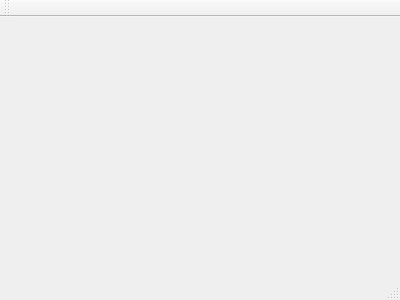
devaunmcfarlane/ACS, file CuACS2/mainwindow.ui: the form before one commit.
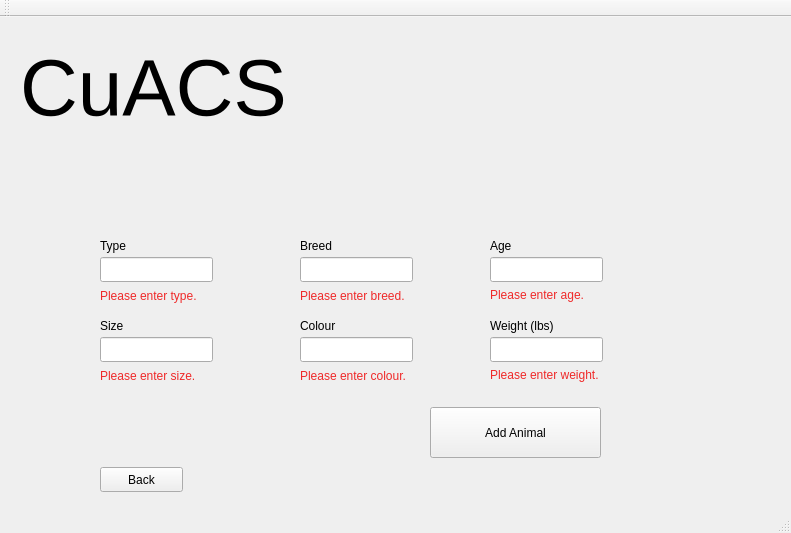
The form after the commit. The open tabs and pages were chosen to show the change.

```diff
--- a/CuACS2/mainwindow.ui
+++ b/CuACS2/mainwindow.ui
@@ -1,24 +1,594 @@
 <ui version="4.0">
  <class>MainWindow</class>
- <widget class="QMainWindow" name="MainWindow" >
-  <property name="geometry" >
+ <widget class="QMainWindow" name="MainWindow">
+  <property name="geometry">
    <rect>
     <x>0</x>
     <y>0</y>
-    <width>400</width>
-    <height>300</height>
+    <width>791</width>
+    <height>533</height>
    </rect>
   </property>
   <property name="windowTitle" >
    <string>MainWindow</string>
   </property>
-  <widget class="QMenuBar" name="menuBar" />
-  <widget class="QToolBar" name="mainToolBar" />
-  <widget class="QWidget" name="centralWidget" />
-  <widget class="QStatusBar" name="statusBar" />
+  <widget class="QWidget" name="centralWidget">
+   <widget class="QLabel" name="label">
+    <property name="geometry">
+     <rect>
+      <x>20</x>
+      <y>10</y>
+      <width>351</width>
+      <height>121</height>
+     </rect>
+    </property>
+    <property name="font">
+     <font>
+      <pointsize>60</pointsize>
+      <weight>50</weight>
+      <bold>false</bold>
+     </font>
+    </property>
+    <property name="text">
+     <string>CuACS</string>
+    </property>
+   </widget>
+   <widget class="QStackedWidget" name="stackedWidget">
+    <property name="geometry">
+     <rect>
+      <x>10</x>
+      <y>150</y>
+      <width>771</width>
+      <height>341</height>
+     </rect>
+    </property>
+    <property name="currentIndex">
+     <number>0</number>
+    </property>
+    <widget class="QWidget" name="mainLoginPage">
+     <widget class="QPushButton" name="staffLoginButton">
+      <property name="geometry">
+       <rect>
+        <x>150</x>
+        <y>100</y>
+        <width>171</width>
+        <height>71</height>
+       </rect>
+      </property>
+      <property name="font">
+       <font>
+        <pointsize>15</pointsize>
+       </font>
+      </property>
+      <property name="text">
+       <string>Staff Login</string>
+      </property>
+     </widget>
+     <widget class="QPushButton" name="clientLoginButton">
+      <property name="enabled">
+       <bool>false</bool>
+      </property>
+      <property name="geometry">
+       <rect>
+        <x>430</x>
+        <y>100</y>
+        <width>171</width>
+        <height>71</height>
+       </rect>
+      </property>
+      <property name="font">
+       <font>
+        <pointsize>15</pointsize>
+       </font>
+      </property>
+      <property name="text">
+       <string>Client Login</string>
+      </property>
+     </widget>
+    </widget>
+    <widget class="QWidget" name="staffLoginPage">
+     <widget class="QLabel" name="staffLoginLabel">
+      <property name="geometry">
+       <rect>
+        <x>310</x>
+        <y>20</y>
+        <width>151</width>
+        <height>41</height>
+       </rect>
+      </property>
+      <property name="font">
+       <font>
+        <pointsize>20</pointsize>
+       </font>
+      </property>
+      <property name="text">
+       <string>Staff Login</string>
+      </property>
+     </widget>
+     <widget class="QLabel" name="staffIdLabel">
+      <property name="geometry">
+       <rect>
+        <x>160</x>
+        <y>116</y>
+        <width>81</width>
+        <height>21</height>
+       </rect>
+      </property>
+      <property name="font">
+       <font>
+        <pointsize>15</pointsize>
+       </font>
+      </property>
+      <property name="text">
+       <string>Staff Id</string>
+      </property>
+     </widget>
+     <widget class="QLabel" name="staffPasswordLabel">
+      <property name="geometry">
+       <rect>
+        <x>160</x>
+        <y>150</y>
+        <width>101</width>
+        <height>21</height>
+       </rect>
+      </property>
+      <property name="font">
+       <font>
+        <pointsize>15</pointsize>
+       </font>
+      </property>
+      <property name="text">
+       <string>Password</string>
+      </property>
+     </widget>
+     <widget class="QLineEdit" name="staffIdInput">
+      <property name="geometry">
+       <rect>
+        <x>280</x>
+        <y>109</y>
+        <width>271</width>
+        <height>31</height>
+       </rect>
+      </property>
+     </widget>
+     <widget class="QLineEdit" name="staffPasswordInput">
+      <property name="geometry">
+       <rect>
+        <x>280</x>
+        <y>144</y>
+        <width>271</width>
+        <height>31</height>
+       </rect>
+      </property>
+     </widget>
+     <widget class="QPushButton" name="staffLoginButton_2">
+      <property name="geometry">
+       <rect>
+        <x>469</x>
+        <y>190</y>
+        <width>83</width>
+        <height>25</height>
+       </rect>
+      </property>
+      <property name="text">
+       <string>Login</string>
+      </property>
+     </widget>
+     <widget class="QLabel" name="badLoginLabel">
+      <property name="geometry">
+       <rect>
+        <x>280</x>
+        <y>80</y>
+        <width>241</width>
+        <height>17</height>
+       </rect>
+      </property>
+      <property name="font">
+       <font>
+        <pointsize>8</pointsize>
+       </font>
+      </property>
+      <property name="styleSheet">
+       <string notr="true">color: rgb(239, 41, 41);</string>
+      </property>
+      <property name="text">
+       <string>Wrong Id or password.  Please try again.</string>
+      </property>
+     </widget>
+    </widget>
+    <widget class="QWidget" name="staffPortalMainPage">
+     <widget class="QLabel" name="sPortalMainLabel">
+      <property name="geometry">
+       <rect>
+        <x>270</x>
+        <y>10</y>
+        <width>231</width>
+        <height>71</height>
+       </rect>
+      </property>
+      <property name="font">
+       <font>
+        <pointsize>30</pointsize>
+       </font>
+      </property>
+      <property name="text">
+       <string>Staff Portal</string>
+      </property>
+     </widget>
+     <widget class="QPushButton" name="sPortalAddAnimal">
+      <property name="geometry">
+       <rect>
+        <x>160</x>
+        <y>120</y>
+        <width>191</width>
+        <height>71</height>
+       </rect>
+      </property>
+      <property name="text">
+       <string>Add Animal</string>
+      </property>
+     </widget>
+     <widget class="QPushButton" name="sPortalViewAnimals">
+      <property name="geometry">
+       <rect>
+        <x>400</x>
+        <y>120</y>
+        <width>191</width>
+        <height>71</height>
+       </rect>
+      </property>
+      <property name="text">
+       <string>View Animals</string>
+      </property>
+     </widget>
+    </widget>
+    <widget class="QWidget" name="viewAnimalsPage">
+     <widget class="QPushButton" name="backToStaffPortal">
+      <property name="geometry">
+       <rect>
+        <x>330</x>
+        <y>310</y>
+        <width>83</width>
+        <height>25</height>
+       </rect>
+      </property>
+      <property name="text">
+       <string>Back</string>
+      </property>
+     </widget>
+     <widget class="QTableWidget" name="SummaryTable">
+      <property name="geometry">
+       <rect>
+        <x>-5</x>
+        <y>1</y>
+        <width>791</width>
+        <height>291</height>
+       </rect>
+      </property>
+      <property name="columnCount">
+       <number>7</number>
+      </property>
+      <attribute name="horizontalHeaderDefaultSectionSize">
+       <number>109</number>
+      </attribute>
+      <attribute name="horizontalHeaderMinimumSectionSize">
+       <number>50</number>
+      </attribute>
+      <attribute name="verticalHeaderVisible">
+       <bool>false</bool>
+      </attribute>
+      <column>
+       <property name="text">
+        <string>Animal Id</string>
+       </property>
+      </column>
+      <column>
+       <property name="text">
+        <string>Type</string>
+       </property>
+      </column>
+      <column>
+       <property name="text">
+        <string>Breed</string>
+       </property>
+      </column>
+      <column>
+       <property name="text">
+        <string>Age</string>
+       </property>
+      </column>
+      <column>
+       <property name="text">
+        <string>Size</string>
+       </property>
+      </column>
+      <column>
+       <property name="text">
+        <string>Colour</string>
+       </property>
+      </column>
+      <column>
+       <property name="text">
+        <string>Weight</string>
+       </property>
+      </column>
+     </widget>
+    </widget>
+    <widget class="QWidget" name="addAnimalPage">
+     <widget class="QLineEdit" name="addAnimalType">
+      <property name="geometry">
+       <rect>
+        <x>90</x>
+        <y>90</y>
+        <width>113</width>
+        <height>25</height>
+       </rect>
+      </property>
+     </widget>
+     <widget class="QLineEdit" name="addAnimalBreed">
+      <property name="geometry">
+       <rect>
+        <x>290</x>
+        <y>90</y>
+        <width>113</width>
+        <height>25</height>
+       </rect>
+      </property>
+     </widget>
+     <widget class="QLineEdit" name="addAnimalAge">
+      <property name="geometry">
+       <rect>
+        <x>480</x>
+        <y>90</y>
+        <width>113</width>
+        <height>25</height>
+       </rect>
+      </property>
+     </widget>
+     <widget class="QLineEdit" name="addAnimalWeight">
+      <property name="geometry">
+       <rect>
+        <x>480</x>
+        <y>170</y>
+        <width>113</width>
+        <height>25</height>
+       </rect>
+      </property>
+     </widget>
+     <widget class="QLineEdit" name="addAnimalSize">
+      <property name="geometry">
+       <rect>
+        <x>90</x>
+        <y>170</y>
+        <width>113</width>
+        <height>25</height>
+       </rect>
+      </property>
+     </widget>
+     <widget class="QLineEdit" name="addAnimalColour">
+      <property name="geometry">
+       <rect>
+        <x>290</x>
+        <y>170</y>
+        <width>113</width>
+        <height>25</height>
+       </rect>
+      </property>
+     </widget>
+     <widget class="QLabel" name="addAnimalTypeLabel">
+      <property name="geometry">
+       <rect>
+        <x>90</x>
+        <y>70</y>
+        <width>64</width>
+        <height>17</height>
+       </rect>
+      </property>
+      <property name="text">
+       <string>Type</string>
+      </property>
+     </widget>
+     <widget class="QLabel" name="addAnimalBreedLabel">
+      <property name="geometry">
+       <rect>
+        <x>290</x>
+        <y>70</y>
+        <width>64</width>
+        <height>17</height>
+       </rect>
+      </property>
+      <property name="text">
+       <string>Breed</string>
+      </property>
+     </widget>
+     <widget class="QLabel" name="addAnimalAgeLabel">
+      <property name="geometry">
+       <rect>
+        <x>480</x>
+        <y>70</y>
+        <width>64</width>
+        <height>17</height>
+       </rect>
+      </property>
+      <property name="text">
+       <string>Age</string>
+      </property>
+     </widget>
+     <widget class="QLabel" name="addAnimalSizeLabel">
+      <property name="geometry">
+       <rect>
+        <x>90</x>
+        <y>150</y>
+        <width>64</width>
+        <height>17</height>
+       </rect>
+      </property>
+      <property name="text">
+       <string>Size</string>
+      </property>
+     </widget>
+     <widget class="QLabel" name="addAnimalColourLabel">
+      <property name="geometry">
+       <rect>
+        <x>290</x>
+        <y>150</y>
+        <width>64</width>
+        <height>17</height>
+       </rect>
+      </property>
+      <property name="text">
+       <string>Colour</string>
+      </property>
+     </widget>
+     <widget class="QLabel" name="addAnimalWeightLabel">
+      <property name="geometry">
+       <rect>
+        <x>480</x>
+        <y>150</y>
+        <width>101</width>
+        <height>17</height>
+       </rect>
+      </property>
+      <property name="text">
+       <string>Weight (lbs)</string>
+      </property>
+     </widget>
+     <widget class="QPushButton" name="addAnimalButton">
+      <property name="geometry">
+       <rect>
+        <x>420</x>
+        <y>240</y>
+        <width>171</width>
+        <height>51</height>
+       </rect>
+      </property>
+      <property name="text">
+       <string>Add Animal</string>
+      </property>
+     </widget>
+     <widget class="QPushButton" name="addAnimalBackButton">
+      <property name="geometry">
+       <rect>
+        <x>90</x>
+        <y>300</y>
+        <width>83</width>
+        <height>25</height>
+       </rect>
+      </property>
+      <property name="text">
+       <string>Back</string>
+      </property>
+     </widget>
+     <widget class="QLabel" name="typeNotInputed">
+      <property name="geometry">
+       <rect>
+        <x>90</x>
+        <y>120</y>
+        <width>131</width>
+        <height>17</height>
+       </rect>
+      </property>
+      <property name="styleSheet">
+       <string notr="true">color: rgb(239, 41, 41);</string>
+      </property>
+      <property name="text">
+       <string>Please enter type.</string>
+      </property>
+     </widget>
+     <widget class="QLabel" name="breedNotInputed">
+      <property name="geometry">
+       <rect>
+        <x>290</x>
+        <y>120</y>
+        <width>141</width>
+        <height>17</height>
+       </rect>
+      </property>
+      <property name="styleSheet">
+       <string notr="true">color: rgb(239, 41, 41);</string>
+      </property>
+      <property name="text">
+       <string>Please enter breed.</string>
+      </property>
+     </widget>
+     <widget class="QLabel" name="ageNotInputed">
+      <property name="geometry">
+       <rect>
+        <x>480</x>
+        <y>120</y>
+        <width>141</width>
+        <height>16</height>
+       </rect>
+      </property>
+      <property name="styleSheet">
+       <string notr="true">color: rgb(239, 41, 41);</string>
+      </property>
+      <property name="text">
+       <string>Please enter age.</string>
+      </property>
+     </widget>
+     <widget class="QLabel" name="sizeNotInputed">
+      <property name="geometry">
+       <rect>
+        <x>90</x>
+        <y>200</y>
+        <width>131</width>
+        <height>17</height>
+       </rect>
+      </property>
+      <property name="styleSheet">
+       <string notr="true">color: rgb(239, 41, 41);</string>
+      </property>
+      <property name="text">
+       <string>Please enter size.</string>
+      </property>
+     </widget>
+     <widget class="QLabel" name="weightNotInputed">
+      <property name="geometry">
+       <rect>
+        <x>480</x>
+        <y>200</y>
+        <width>141</width>
+        <height>16</height>
+       </rect>
+      </property>
+      <property name="styleSheet">
+       <string notr="true">color: rgb(239, 41, 41);</string>
+      </property>
+      <property name="text">
+       <string>Please enter weight.</string>
+      </property>
+     </widget>
+     <widget class="QLabel" name="colourNotInputed">
+      <property name="geometry">
+       <rect>
+        <x>290</x>
+        <y>200</y>
+        <width>141</width>
+        <height>17</height>
+       </rect>
+      </property>
+      <property name="styleSheet">
+       <string notr="true">color: rgb(239, 41, 41);</string>
+      </property>
+      <property name="text">
+       <string>Please enter colour.</string>
+      </property>
+     </widget>
+    </widget>
+   </widget>
+  </widget>
+  <widget class="QToolBar" name="mainToolBar">
+   <attribute name="toolBarArea">
+    <enum>TopToolBarArea</enum>
+   </attribute>
+   <attribute name="toolBarBreak">
+    <bool>false</bool>
+   </attribute>
+  </widget>
+  <widget class="QStatusBar" name="statusBar"/>
  </widget>
- <layoutDefault spacing="6" margin="11" />
- <pixmapfunction></pixmapfunction>
+ <layoutdefault spacing="6" margin="11"/>
  <resources/>
  <connections/>
 </ui>
```
Left out of the diff: 3 changed lines with no effect on the pictures.
